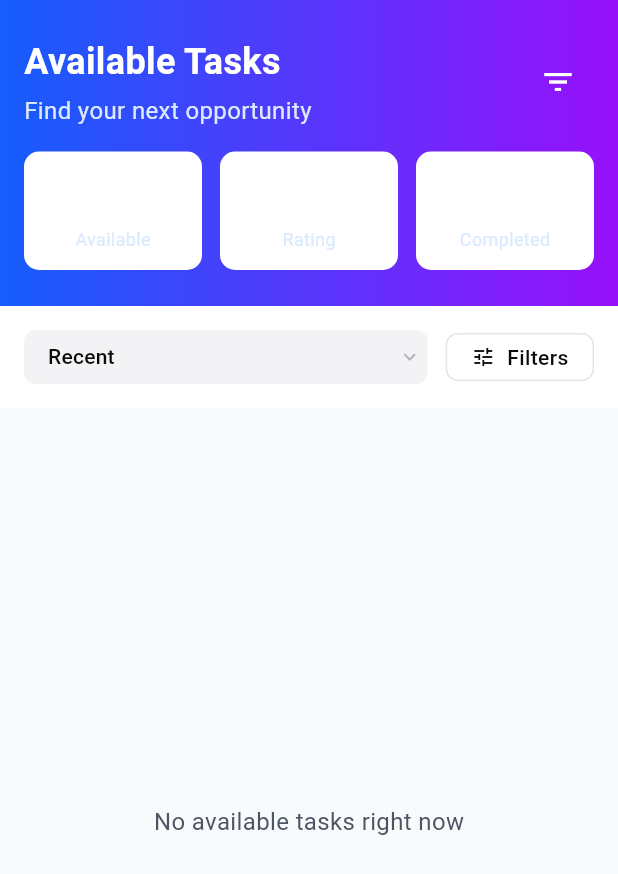
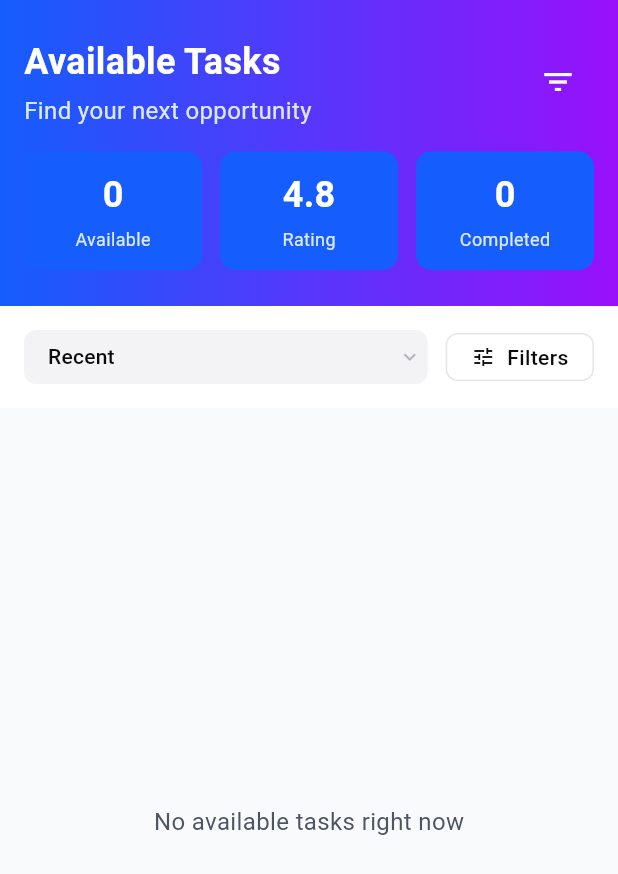
Before and after one commit to Wlszn/localheroes, a Flutter app: the FindTasksScreen screen opened directly, on a phone screen of 412 x 824 dp. Shown: the top 874 px of the screen. Run offline on Flutter 3.47's test engine with Material 3 defaults, Android fonts, the phone set to English and light mode, and no system bars; our stand-ins replace cloud_firestore, firebase_auth, firebase_core, splashscreen; accounts and stored records are empty.

Commit message:
Changed hero task page

```diff
--- a/lib/Screens/hero/find_tasks_page.dart
+++ b/lib/Screens/hero/find_tasks_page.dart
@@ -176,7 +176,7 @@ class _FindTasksScreenState extends State<FindTasksScreen> {
     return Container(
       padding: const EdgeInsets.all(12),
       decoration: BoxDecoration(
-        color: Colors.white,
+        color: Color(0xFF155DFC),
         borderRadius: BorderRadius.circular(10),
       ),
       child: Column(
```
Also changed, not shown: pubspec.lock.
